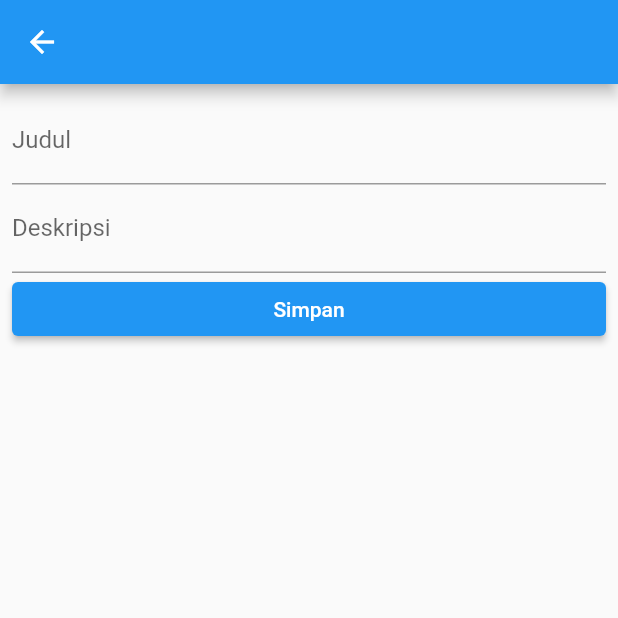
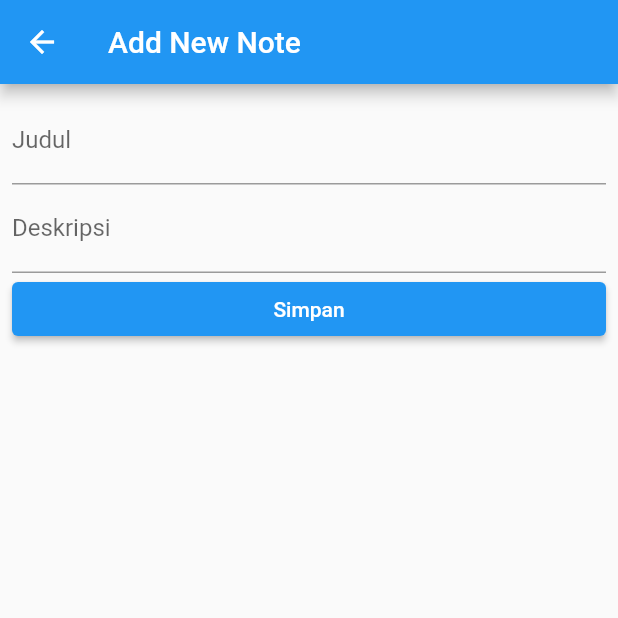
Before and after one commit to zerowu49/funflutter, a Flutter app: the screen it shows after launch, after a tap on the "add" icon, on a phone screen of 412 x 824 dp, the top half of it. Run offline on Flutter 3.47's test engine with Material 2 defaults, Android fonts, the phone set to English and light mode, and no system bars; our stand-ins replace fluttertoast, sqflite; accounts and stored records are empty.

Commit message:
add: CRUD notes

```diff
--- /dev/null
+++ b/lib/database_helper.dart
@@ -0,0 +1,82 @@
+import 'package:funflutter/note.dart';
+import 'package:path/path.dart';
+import 'package:sqflite/sqflite.dart';
+
+class DatabaseHelper {
+  static DatabaseHelper? _databaseHelper;
+  static late Database _database;
+
+  DatabaseHelper._internal() {
+    _databaseHelper = this;
+  }
+
+  factory DatabaseHelper() => _databaseHelper ?? DatabaseHelper._internal();
+
+  Future<Database> get database async {
+    _database = await _initializeDb();
+    return _database;
+  }
+
+  static String _tableName = 'notes';
+
+  Future<Database> _initializeDb() async {
+    var path = await getDatabasesPath();
+    var db = openDatabase(
+      join(path, 'note_db.db'),
+      onCreate: (db, version) async {
+        await db.execute(
+          '''CREATE TABLE $_tableName (
+               id INTEGER PRIMARY KEY,
+               title TEXT, description TEXT
+             )''',
+        );
+      },
+      version: 1,
+    );
+    return db;
+  }
+
+  Future<void> insertNote(Note note) async {
+    final Database db = await database;
+    await db.insert(_tableName, note.toMap());
+    print('Data saved');
+  }
+
+  Future<List<Note>> getNotes() async {
+    final Database db = await database;
+    List<Map<String, dynamic>> results = await db.query(_tableName);
+    return results.map((res) => Note.fromMap(res)).toList();
+  }
+
+  Future<Note> getNoteById(int id) async {
+    final Database db = await database;
+    List<Map<String, dynamic>> results = await db.query(
+      _tableName,
+      where: 'id = ?',
+      whereArgs: [id],
+    );
+
+    return results.map((res) => Note.fromMap(res)).first;
+  }
+
+  Future<void> updateNote(Note note) async {
+    final db = await database;
+
+    await db.update(
+      _tableName,
+      note.toMap(),
+      where: 'id = ?',
+      whereArgs: [note.id],
+    );
+  }
+
+  Future<void> deleteNote(int id) async {
+    final db = await database;
+
+    await db.delete(
+      _tableName,
+      where: 'id = ?',
+      whereArgs: [id],
+    );
+  }
+}
--- a/lib/db_provider.dart
+++ b/lib/db_provider.dart
@@ -1,8 +1,39 @@
 import 'package:flutter/foundation.dart';
+import 'package:funflutter/database_helper.dart';
 import 'package:funflutter/note.dart';
 
 class DbProvider extends ChangeNotifier {
   List<Note> _notes = [];
+  late DatabaseHelper _dbHelper;
+
+  void _getAllNotes() async {
+    _notes = await _dbHelper.getNotes();
+    notifyListeners();
+  }
+
+  Future<void> addNote(Note note) async {
+    await _dbHelper.insertNote(note);
+    _getAllNotes();
+  }
+
+  Future<Note> getNoteById(int id) async {
+    return await _dbHelper.getNoteById(id);
+  }
+
+  void updateNote(Note note) async {
+    await _dbHelper.updateNote(note);
+    _getAllNotes();
+  }
+
+  void deleteNote(int id) async {
+    await _dbHelper.deleteNote(id);
+    _getAllNotes();
+  }
+
+  DbProvider() {
+    _dbHelper = DatabaseHelper();
+    _getAllNotes();
+  }
 
   List<Note> get notes => _notes;
 }
--- a/lib/note_add_update_page.dart
+++ b/lib/note_add_update_page.dart
@@ -1,5 +1,7 @@
 import 'package:flutter/material.dart';
+import 'package:funflutter/db_provider.dart';
 import 'package:funflutter/note.dart';
+import 'package:provider/provider.dart';
 
 class NoteAddUpdatePage extends StatefulWidget {
   final Note? note;
@@ -29,7 +31,9 @@ class _NoteAddUpdatePageState extends State<NoteAddUpdatePage> {
   @override
   Widget build(BuildContext context) {
     return Scaffold(
-      appBar: AppBar(),
+      appBar: AppBar(
+        title: _isUpdate ? Text("Update Existing Note") : Text("Add New Note"),
+      ),
       body: Padding(
         padding: const EdgeInsets.all(8),
         child: Column(
@@ -52,6 +56,23 @@ class _NoteAddUpdatePageState extends State<NoteAddUpdatePage> {
                 child: Text('Simpan'),
                 onPressed: () async {
                   // TODO : Tambahkan kode untuk menyimpan atau mengedit note
+                  if (!_isUpdate) {
+                    final note = Note(
+                      title: _titleController.text,
+                      description: _descriptionController.text,
+                    );
+                    Provider.of<DbProvider>(context, listen: false)
+                        .addNote(note);
+                  } else {
+                    final note = Note(
+                      id: widget.note!.id,
+                      title: _titleController.text,
+                      description: _descriptionController.text,
+                    );
+                    Provider.of<DbProvider>(context, listen: false)
+                        .updateNote(note);
+                  }
+                  Navigator.pop(context);
                 },
               ),
             )
--- a/lib/note_list_page.dart
+++ b/lib/note_list_page.dart
@@ -1,4 +1,5 @@
 import 'package:flutter/material.dart';
+import 'package:fluttertoast/fluttertoast.dart';
 import 'package:funflutter/db_provider.dart';
 import 'package:funflutter/note_add_update_page.dart';
 import 'package:provider/provider.dart';
@@ -14,7 +15,14 @@ class NoteListPage extends StatelessWidget {
         builder: (context, provider, child) {
           final notes = provider.notes;
 
-          return ListView.builder(
+          return notes.isEmpty
+              ? Center(
+                  child: Text(
+                    'No notes has been added.\nAdd one now!',
+                    textAlign: TextAlign.center,
+                  ),
+                )
+              : ListView.builder(
                   itemCount: notes.length,
                   itemBuilder: (context, index) {
                     final note = notes[index];
@@ -23,6 +31,17 @@ class NoteListPage extends StatelessWidget {
                       background: Container(color: Colors.red),
                       onDismissed: (direction) {
                         // TODO : Kode untuk menghapus note
+                        print("direction: $direction");
+                        provider.deleteNote(note.id!);
+                        Fluttertoast.showToast(
+                          msg: "Deleted successfully",
+                          toastLength: Toast.LENGTH_SHORT,
+                          gravity: ToastGravity.BOTTOM,
+                          timeInSecForIosWeb: 1,
+                          backgroundColor: Colors.red,
+                          textColor: Colors.white,
+                          fontSize: 16.0,
+                        );
                       },
                       child: Card(
                         child: ListTile(
@@ -30,6 +49,16 @@ class NoteListPage extends StatelessWidget {
                           subtitle: Text(note.description),
                           onTap: () async {
                             // TODO : Kode untuk mendapatkan note yang dipilih dan dikirimkan ke NoteAddUpdatePage
+                            final selectedNote =
+                                await provider.getNoteById(note.id!);
+                            Navigator.push(
+                              context,
+                              MaterialPageRoute(
+                                builder: (context) {
+                                  return NoteAddUpdatePage(selectedNote);
+                                },
+                              ),
+                            );
                           },
                         ),
                       ),
--- a/pubspec.yaml
+++ b/pubspec.yaml
@@ -25,6 +25,8 @@ dependencies:
     sdk: flutter
   sqflite: ^2.0.1
   provider: ^6.0.1
+  fluttertoast: ^8.0.8
+  path: ^1.8.1
   shared_preferences: ^2.0.7
 
   # The following adds the Cupertino Icons font to your application.
@@ -32,8 +34,8 @@ dependencies:
   cupertino_icons: ^1.0.2
 
 dev_dependencies:
-  flutter_test:
-    sdk: flutter
+  # flutter_test:
+  #   sdk: flutter
 
 # For information on the generic Dart part of this file, see the
 # following page: https://dart.dev/tools/pub/pubspec
```
Also changed, not shown: pubspec.lock, 1 other file. Lines whose indentation alone changed are shown as unchanged.
